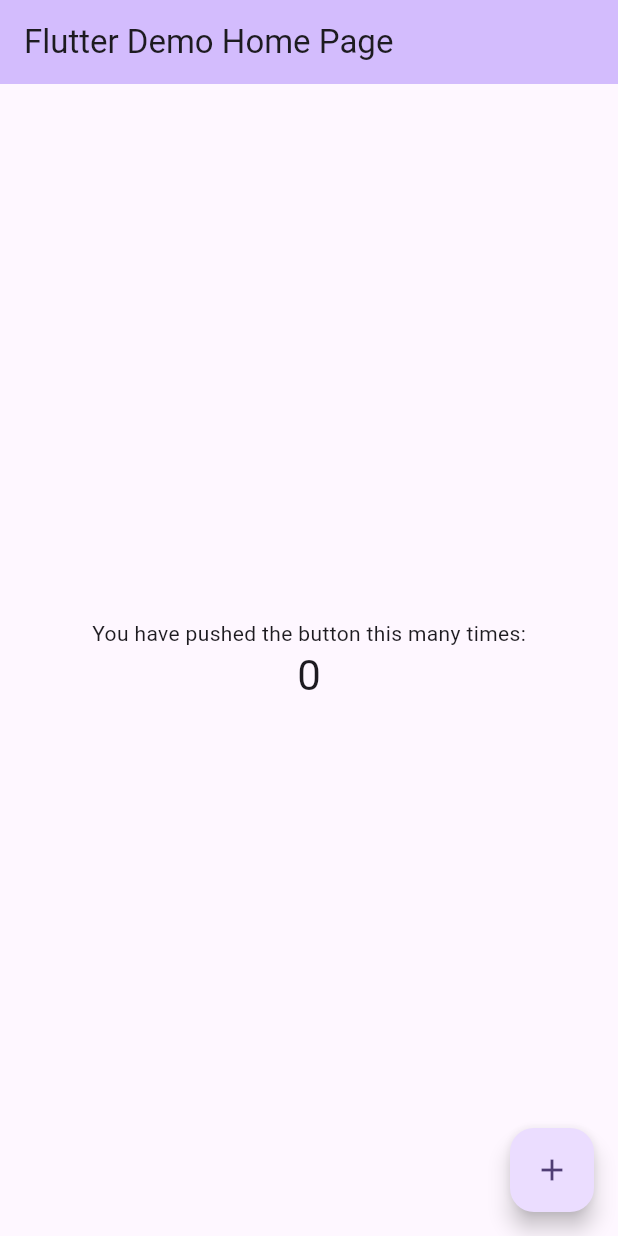
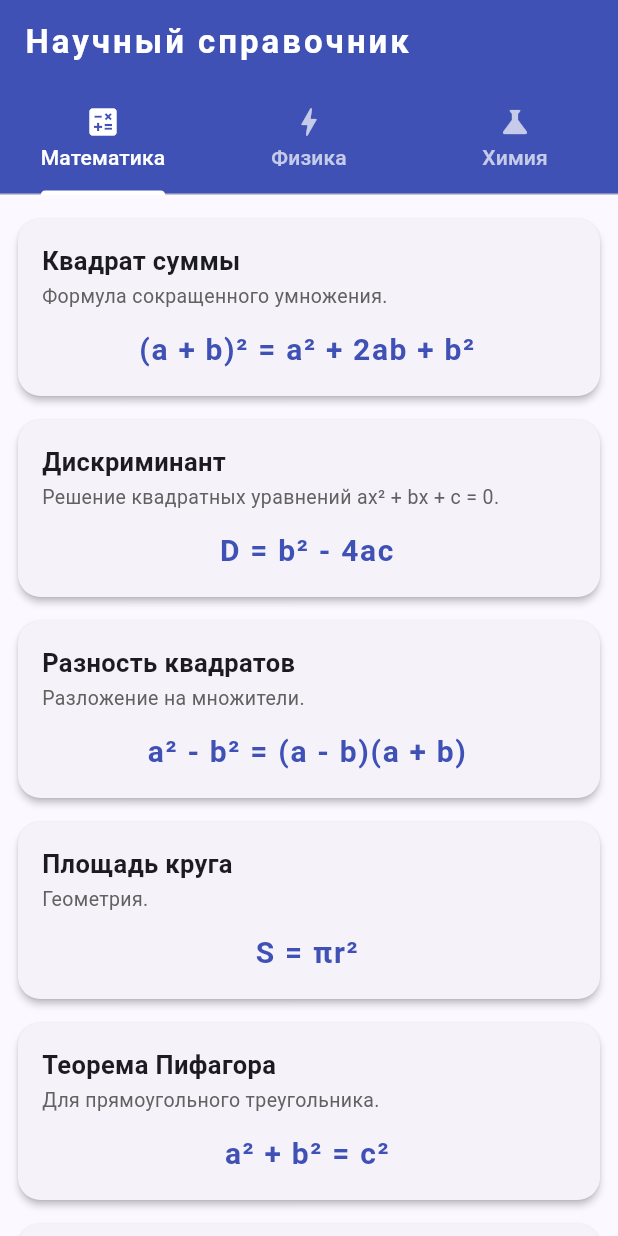
Before and after one commit to VirroHarrou/demo_apps, a Flutter app: the screen it shows after launch, on a phone screen of 412 x 824 dp. Run offline on Flutter 3.47's test engine with Material 3 defaults, Android fonts, the phone set to English and light mode, and no system bars.

Commit message:
science guide 1.0

```diff
--- a/lib/main.dart
+++ b/lib/main.dart
@@ -1,64 +1,20 @@
 import 'package:flutter/material.dart';
+import 'pages/home_page.dart';
 
 void main() {
-  runApp(const MyApp());
+  runApp(const FormulaApp());
 }
 
-class MyApp extends StatelessWidget {
-  const MyApp({super.key});
+class FormulaApp extends StatelessWidget {
+  const FormulaApp({super.key});
 
   @override
   Widget build(BuildContext context) {
     return MaterialApp(
-      title: 'Flutter Demo',
-      theme: ThemeData(colorScheme: .fromSeed(seedColor: Colors.deepPurple)),
-      home: const MyHomePage(title: 'Flutter Demo Home Page'),
+      debugShowCheckedModeBanner: false,
+      title: 'Научный справочник',
+      theme: ThemeData(useMaterial3: true, colorSchemeSeed: Colors.indigo),
+      home: HomePage(),
     );
   }
 }
-
-class MyHomePage extends StatefulWidget {
-  const MyHomePage({super.key, required this.title});
-
-  final String title;
-
-  @override
-  State<MyHomePage> createState() => _MyHomePageState();
-}
-
-class _MyHomePageState extends State<MyHomePage> {
-  int _counter = 0;
-
-  void _incrementCounter() {
-    setState(() {
-      _counter++;
-    });
-  }
-
-  @override
-  Widget build(BuildContext context) {
-    return Scaffold(
-      appBar: AppBar(
-        backgroundColor: Theme.of(context).colorScheme.inversePrimary,
-        title: Text(widget.title),
-      ),
-      body: Center(
-        child: Column(
-          mainAxisAlignment: .center,
-          children: [
-            const Text('You have pushed the button this many times:'),
-            Text(
-              '$_counter',
-              style: Theme.of(context).textTheme.headlineMedium,
-            ),
-          ],
-        ),
-      ),
-      floatingActionButton: FloatingActionButton(
-        onPressed: _incrementCounter,
-        tooltip: 'Increment',
-        child: const Icon(Icons.add),
-      ),
-    );
-  }
-}
--- /dev/null
+++ b/lib/models/formula.dart
@@ -0,0 +1,13 @@
+class Formula {
+  final String title;
+  final String description;
+  final String tex;
+  final List<String> details;
+
+  Formula({
+    required this.title,
+    required this.description,
+    required this.tex,
+    required this.details,
+  });
+}
--- /dev/null
+++ b/lib/pages/home_page.dart
@@ -0,0 +1,41 @@
+import 'package:demo_apps/ui/formula_list.dart';
+import 'package:flutter/material.dart';
+import '../services/formula_service.dart';
+
+class HomePage extends StatelessWidget {
+  const HomePage({super.key});
+
+  @override
+  Widget build(BuildContext context) {
+    return DefaultTabController(
+      length: 3,
+      child: Scaffold(
+        appBar: AppBar(
+          title: const Text(
+            'Научный справочник',
+            style: TextStyle(fontWeight: FontWeight.bold, letterSpacing: 2),
+          ),
+          backgroundColor: Colors.indigo,
+          foregroundColor: Colors.white,
+          bottom: const TabBar(
+            indicatorColor: Colors.white,
+            labelColor: Colors.white,
+            unselectedLabelColor: Colors.white70,
+            tabs: [
+              Tab(icon: Icon(Icons.calculate), text: 'Математика'),
+              Tab(icon: Icon(Icons.bolt), text: 'Физика'),
+              Tab(icon: Icon(Icons.science), text: 'Химия'),
+            ],
+          ),
+        ),
+        body: const TabBarView(
+          children: [
+            FormulaList(subject: Subject.math),
+            FormulaList(subject: Subject.physics),
+            FormulaList(subject: Subject.chemistry),
+          ],
+        ),
+      ),
+    );
+  }
+}
--- /dev/null
+++ b/lib/services/formula_service.dart
@@ -0,0 +1,184 @@
+import '../models/formula.dart';
+
+enum Subject { math, physics, chemistry }
+
+class FormulaService {
+  static List<Formula> getFormulas(Subject subject) {
+    switch (subject) {
+      case Subject.math:
+        return [
+          Formula(
+            title: 'Квадрат суммы',
+            description: 'Формула сокращенного умножения.',
+            tex: '(a + b)² = a² + 2ab + b²',
+            details: ['a — первое число (или выражение)', 'b — второе число'],
+          ),
+          Formula(
+            title: 'Дискриминант',
+            description: 'Решение квадратных уравнений ax² + bx + c = 0.',
+            tex: 'D = b² - 4ac',
+            details: [
+              'D — дискриминант',
+              'b — коэффициент перед x',
+              'a — старший коэффициент',
+              'c — свободный член',
+            ],
+          ),
+          Formula(
+            title: 'Разность квадратов',
+            description: 'Разложение на множители.',
+            tex: 'a² - b² = (a - b)(a + b)',
+            details: ['a — первое число', 'b — второе число'],
+          ),
+          Formula(
+            title: 'Площадь круга',
+            description: 'Геометрия.',
+            tex: 'S = πr²',
+            details: [
+              'S — площадь круга',
+              'π — константа Пи (≈3.14159)',
+              'r — радиус круга',
+            ],
+          ),
+          Formula(
+            title: 'Теорема Пифагора',
+            description: 'Для прямоугольного треугольника.',
+            tex: 'a² + b² = c²',
+            details: [
+              'c — гипотенуза (сторона против прямого угла)',
+              'a, b — катеты',
+            ],
+          ),
+          Formula(
+            title: 'Объем куба',
+            description: 'Стереометрия.',
+            tex: 'V = a³',
+            details: ['V — объем куба', 'a — длина ребра куба'],
+          ),
+        ];
+      case Subject.physics:
+        return [
+          Formula(
+            title: 'Закон Ома',
+            description: 'Для участка цепи.',
+            tex: 'I = U / R',
+            details: [
+              'I — сила тока (Амперы)',
+              'U — напряжение (Вольты)',
+              'R — электрическое сопротивление (Омы)',
+            ],
+          ),
+          Formula(
+            title: 'Второй закон Ньютона',
+            description: 'Основной закон динамики.',
+            tex: 'F = m · a',
+            details: [
+              'F — равнодействующая всех сил (Ньютоны)',
+              'm — масса тела (кг)',
+              'a — ускорение (м/с²)',
+            ],
+          ),
+          Formula(
+            title: 'Энергия покоя',
+            description: 'Формула Эйнштейна.',
+            tex: 'E = mc²',
+            details: [
+              'E — энергия покоя (Джоули)',
+              'm — масса (кг)',
+              'c — скорость света в вакууме (≈3·10⁸ м/с)',
+            ],
+          ),
+          Formula(
+            title: 'Скорость',
+            description: 'Равномерное прямолинейное движение.',
+            tex: 'v = s / t',
+            details: [
+              'v — скорость (м/с)',
+              's — пройденный путь (метры)',
+              't — время движения (секунды)',
+            ],
+          ),
+          Formula(
+            title: 'Давление',
+            description: 'Механика.',
+            tex: 'P = F / S',
+            details: [
+              'P — давление (Паскали)',
+              'F — сила, действующая перпендикулярно (Ньютоны)',
+              'S — площадь поверхности (м²)',
+            ],
+          ),
+          Formula(
+            title: 'Сила тяжести',
+            description: 'Гравитация у поверхности Земли.',
+            tex: 'F = mg',
+            details: [
+              'F — сила тяжести (Ньютоны)',
+              'm — масса тела (кг)',
+              'g — ускорение свободного падения (≈9.81 м/с²)',
+            ],
+          ),
+        ];
+      case Subject.chemistry:
+        return [
+          Formula(
+            title: 'Количество вещества',
+            description: 'Через массу.',
+            tex: 'n = m / M',
+            details: [
+              'n — количество вещества (моль)',
+              'm — масса вещества (г)',
+              'M — молярная масса (г/моль)',
+            ],
+          ),
+          Formula(
+            title: 'Молярная концентрация',
+            description: 'Растворы.',
+            tex: 'C = n / V',
+            details: [
+              'C — молярная концентрация (моль/л)',
+              'n — количество растворенного вещества (моль)',
+              'V — объем раствора (литры)',
+            ],
+          ),
+          Formula(
+            title: 'Закон Гей-Люссака',
+            description: 'Изобарный процесс (P=const).',
+            tex: 'V / T = const',
+            details: [
+              'V — объем газа',
+              'T — абсолютная температура (Кельвины)',
+            ],
+          ),
+          Formula(
+            title: 'Уравнение Клапейрона-Менделеева',
+            description: 'Состояние идеального газа.',
+            tex: 'PV = nRT',
+            details: [
+              'P — давление (Па)',
+              'V — объем (м³)',
+              'n — количество вещества (моль)',
+              'R — универсальная газовая постоянная (≈8.31 Дж/(моль·К))',
+              'T — температура (К)',
+            ],
+          ),
+          Formula(
+            title: 'Массовая доля',
+            description: 'Доля растворенного вещества в растворе.',
+            tex: 'w = m(в-ва) / m(р-ра)',
+            details: [
+              'w — массовая доля (в долях единицы или %)',
+              'm(в-ва) — масса растворенного вещества',
+              'm(р-ра) — общая масса раствора',
+            ],
+          ),
+          Formula(
+            title: 'Плотность',
+            description: 'Физическая химия.',
+            tex: 'ρ = m / V',
+            details: ['ρ (ро) — плотность', 'm — масса', 'V — объем'],
+          ),
+        ];
+    }
+  }
+}
--- /dev/null
+++ b/lib/ui/animated_formula_card.dart
@@ -0,0 +1,111 @@
+import 'package:demo_apps/models/formula.dart';
+import 'package:flutter/material.dart';
+
+class AnimatedFormulaCard extends StatelessWidget {
+  final Formula formula;
+  final bool isExpanded;
+  final VoidCallback onTap;
+
+  const AnimatedFormulaCard({
+    required this.formula,
+    required this.isExpanded,
+    required this.onTap,
+    super.key,
+  });
+
+  @override
+  Widget build(BuildContext context) {
+    return Card(
+      margin: const EdgeInsets.symmetric(vertical: 8),
+      elevation: isExpanded ? 6 : 2,
+      clipBehavior: Clip.antiAlias,
+      shape: RoundedRectangleBorder(borderRadius: BorderRadius.circular(15)),
+      child: InkWell(
+        onTap: onTap,
+        child: AnimatedContainer(
+          duration: const Duration(milliseconds: 300),
+          curve: Curves.easeInOut,
+          padding: EdgeInsets.all(isExpanded ? 20 : 16),
+          child: Column(
+            crossAxisAlignment: CrossAxisAlignment.start,
+            mainAxisSize: MainAxisSize.min,
+            children: [
+              Text(
+                formula.title,
+                style: const TextStyle(
+                  fontWeight: FontWeight.bold,
+                  fontSize: 17,
+                ),
+              ),
+              const SizedBox(height: 2),
+              Text(
+                formula.description,
+                style: TextStyle(color: Colors.grey[700], fontSize: 13),
+              ),
+              const SizedBox(height: 12),
+              Center(
+                child: SelectableText(
+                  formula.tex,
+                  style: const TextStyle(
+                    fontSize: 20,
+                    color: Colors.indigo,
+                    fontWeight: FontWeight.w600,
+                    letterSpacing: 1.1,
+                  ),
+                ),
+              ),
+              AnimatedCrossFade(
+                firstChild: const SizedBox.shrink(),
+                secondChild: Column(
+                  crossAxisAlignment: CrossAxisAlignment.start,
+                  children: [
+                    const Divider(height: 24),
+                    const Text(
+                      'Расшифровка:',
+                      style: TextStyle(
+                        fontStyle: FontStyle.italic,
+                        color: Colors.indigo,
+                        fontWeight: FontWeight.bold,
+                      ),
+                    ),
+                    const SizedBox(height: 8),
+                    ...formula.details.map(
+                      (detail) => Padding(
+                        padding: const EdgeInsets.only(bottom: 6),
+                        child: Row(
+                          crossAxisAlignment: CrossAxisAlignment.start,
+                          children: [
+                            const Text(
+                              '• ',
+                              style: TextStyle(
+                                color: Colors.indigo,
+                                fontWeight: FontWeight.bold,
+                              ),
+                            ),
+                            Expanded(
+                              child: Text(
+                                detail,
+                                style: const TextStyle(fontSize: 14),
+                              ),
+                            ),
+                          ],
+                        ),
+                      ),
+                    ),
+                  ],
+                ),
+                crossFadeState: isExpanded
+                    ? CrossFadeState.showSecond
+                    : CrossFadeState.showFirst,
+                duration: const Duration(milliseconds: 300),
+                firstCurve: Curves.easeInOut,
+                secondCurve: Curves.easeInOut,
+                sizeCurve: Curves.easeInOut,
+              ),
+            ],
+          ),
+        ),
+      ),
+    );
+  }
+}
--- /dev/null
+++ b/lib/ui/formula_list.dart
@@ -0,0 +1,36 @@
+import 'package:demo_apps/services/formula_service.dart';
+import 'package:demo_apps/ui/animated_formula_card.dart';
+import 'package:flutter/material.dart';
+
+class FormulaList extends StatefulWidget {
+  final Subject subject;
+  const FormulaList({required this.subject, super.key});
+
+  @override
+  State<FormulaList> createState() => _FormulaListState();
+}
+
+class _FormulaListState extends State<FormulaList> {
+  int _expandedIndex = -1;
+
+  @override
+  Widget build(BuildContext context) {
+    final formulas = FormulaService.getFormulas(widget.subject);
+
+    return ListView.builder(
+      padding: const EdgeInsets.symmetric(horizontal: 12, vertical: 8),
+      itemCount: formulas.length,
+      itemBuilder: (context, index) {
+        return AnimatedFormulaCard(
+          formula: formulas[index],
+          isExpanded: index == _expandedIndex,
+          onTap: () {
+            setState(() {
+              _expandedIndex = (_expandedIndex == index) ? -1 : index;
+            });
+          },
+        );
+      },
+    );
+  }
+}
```
Also changed, not shown: 1 other file.
